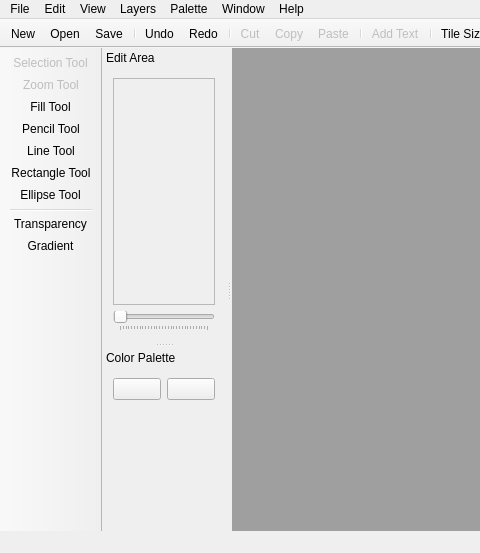
ricardobusta/pixelbooster, file screens/main_window.ui: the form before one commit; both pictures show x 0 to 480 and y 0 to 553 of the 785 by 553 pixel window.
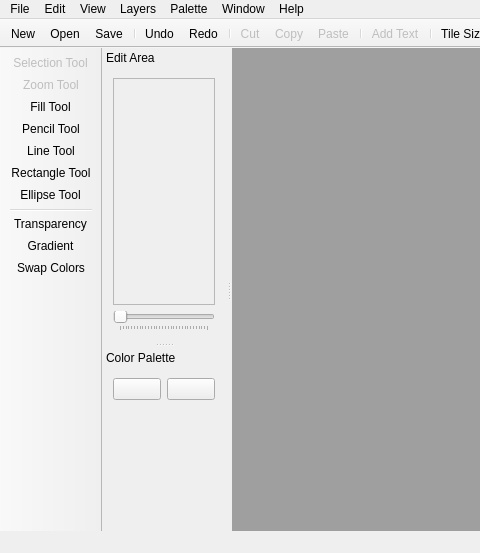
The form after the commit. Icons and pictures are not drawn. Custom widgets are drawn as their Qt base class.

Commit message: Added the swap colors action. It will swap the main color with the alternate color.

```diff
--- a/screens/main_window.ui
+++ b/screens/main_window.ui
@@ -199,6 +199,7 @@
    <addaction name="separator"/>
    <addaction name="actionTransparency"/>
    <addaction name="actionGradient"/>
+   <addaction name="actionSwap_Colors"/>
   </widget>
   <widget class="QDockWidget" name="dockWidget">
    <property name="features">
@@ -1085,6 +1086,15 @@
     <string>Ctrl+D</string>
    </property>
   </action>
+  <action name="actionSwap_Colors">
+   <property name="icon">
+    <iconset resource="../resources/icons/icons.qrc">
+     <normaloff>:/icons/swap_colors.png</normaloff>:/icons/swap_colors.png</iconset>
+   </property>
+   <property name="text">
+    <string>Swap Colors</string>
+   </property>
+  </action>
  </widget>
  <layoutdefault spacing="6" margin="11"/>
  <customwidgets>
```
Left out of the diff: 3 changed lines with no effect on the pictures. The commit also changes 6 other files.
